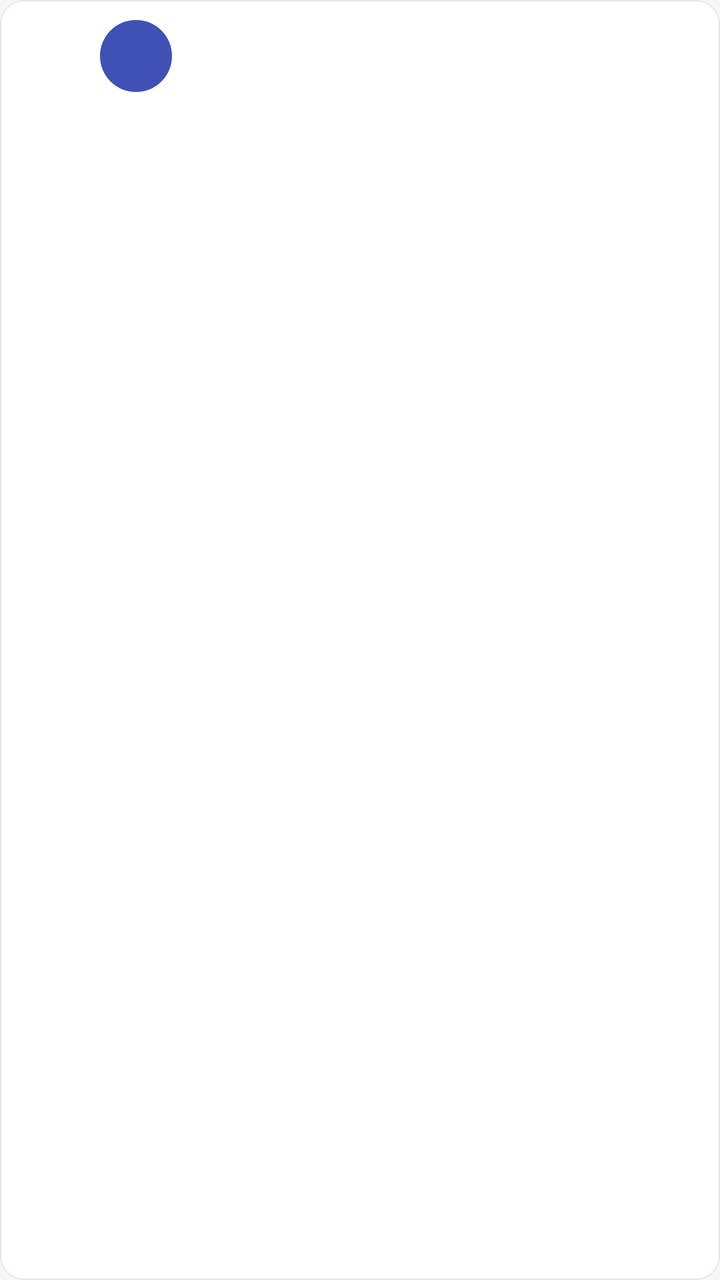
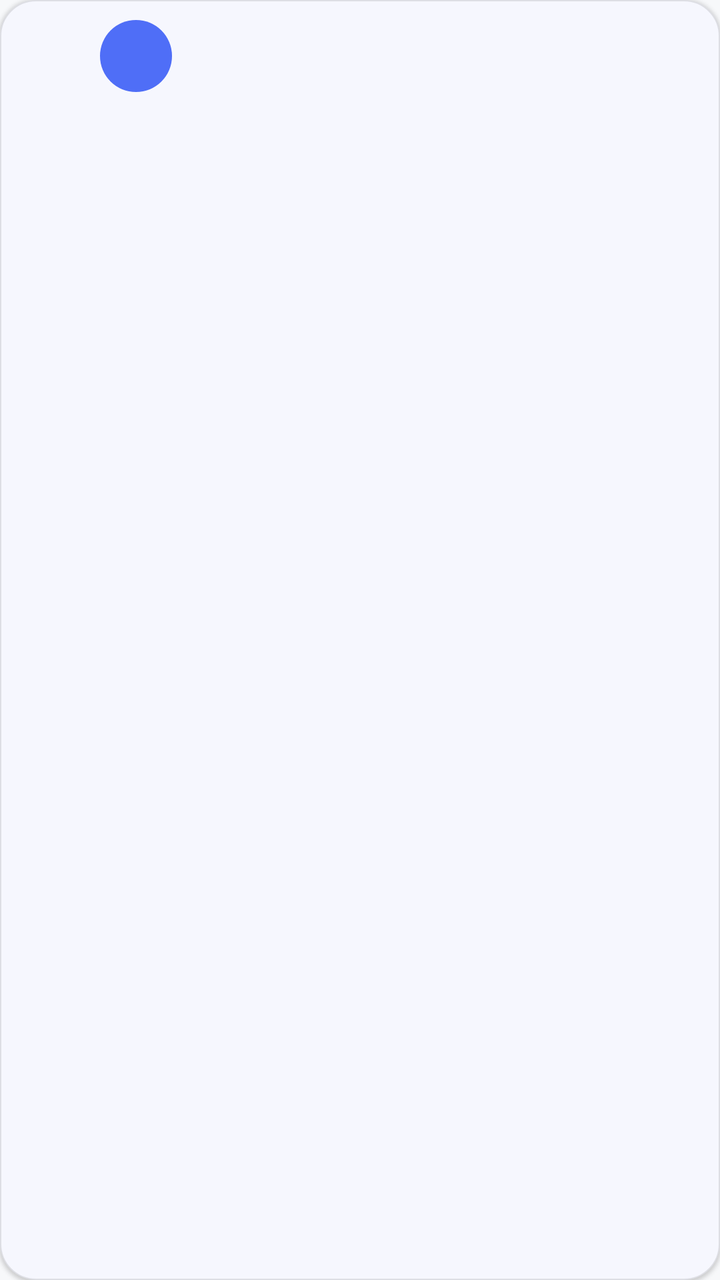

Compare the two renders of this Android layout. The source of the first and the diff that turns it into the second are given below.
<!-- AndroidManifest.xml: application theme Theme.Eve -->
<!-- res/layout/item_leaderboard.xml -->
<?xml version="1.0" encoding="utf-8"?>
<com.google.android.material.card.MaterialCardView xmlns:android="http://schemas.android.com/apk/res/android"
    xmlns:app="http://schemas.android.com/apk/res-auto"
    android:layout_width="match_parent"
    android:layout_height="wrap_content"
    android:layout_marginHorizontal="4dp"
    android:layout_marginVertical="4dp"
    app:cardCornerRadius="12dp"
    app:cardElevation="0dp"
    app:strokeColor="#1A000000"
    app:strokeWidth="0.5dp">

    <LinearLayout
        android:layout_width="match_parent"
        android:layout_height="wrap_content"
        android:gravity="center_vertical"
        android:orientation="horizontal"
        android:padding="10dp">

        <TextView
            android:id="@+id/tvRank"
            android:layout_width="34dp"
            android:layout_height="wrap_content"
            android:gravity="center"
            android:textSize="15sp"
            android:textStyle="bold" />

        <FrameLayout
            android:layout_width="36dp"
            android:layout_height="36dp"
            android:layout_marginStart="6dp"
            android:background="@drawable/bg_circle_primary">

            <TextView
                android:id="@+id/tvAvatarInitial"
                android:layout_width="wrap_content"
                android:layout_height="wrap_content"
                android:layout_gravity="center"
                android:textColor="@android:color/white"
                android:textSize="15sp"
                android:textStyle="bold" />
        </FrameLayout>

        <TextView
            android:id="@+id/tvName"
            android:layout_width="0dp"
            android:layout_height="wrap_content"
            android:layout_marginStart="12dp"
            android:layout_weight="1"
            android:ellipsize="end"
            android:maxLines="1"
            android:textColor="?attr/colorOnSurface"
            android:textSize="15sp" />

        <TextView
            android:id="@+id/tvScore"
            android:layout_width="wrap_content"
            android:layout_height="wrap_content"
            android:layout_marginStart="8dp"
            android:textColor="@color/eve_primary"
            android:textSize="15sp"
            android:textStyle="bold" />
    </LinearLayout>
</com.google.android.material.card.MaterialCardView>
<!-- resources referenced by this layout -->
<resources>
  <color name="eve_primary">#3F51B5</color>
  <!-- drawable bg_circle_primary (drawable) -->
  <shape xmlns:android="http://schemas.android.com/apk/res/android"
      android:shape="oval">
      <solid android:color="@color/eve_primary" />
  </shape>
  <style name="Theme.Eve" parent="Theme.Material3.Light.NoActionBar">
          <item name="colorPrimary">@color/eve_primary</item>
          <item name="colorOnPrimary">@android:color/white</item>
          <item name="colorSecondary">@color/eve_accent</item>
          <item name="colorSurface">@android:color/white</item>
          <item name="colorOnSurface">#1A1A1A</item>
          <item name="android:windowBackground">@color/eve_bg</item>
          <item name="android:statusBarColor">@color/eve_primary_dark</item>
      </style>
  <color name="eve_accent">#FF6D00</color>
  <color name="eve_bg">#F5F6FA</color>
  <color name="eve_primary_dark">#303F9F</color>
</resources>

<!-- the commit's change to res/layout/item_leaderboard.xml (unified diff, before → after) -->
@@ -1,12 +1,13 @@
 <?xml version="1.0" encoding="utf-8"?>
 <com.google.android.material.card.MaterialCardView xmlns:android="http://schemas.android.com/apk/res/android"
     xmlns:app="http://schemas.android.com/apk/res-auto"
+    style="@style/Widget.Eve.Card"
     android:layout_width="match_parent"
     android:layout_height="wrap_content"
     android:layout_marginHorizontal="4dp"
     android:layout_marginVertical="4dp"
-    app:cardCornerRadius="12dp"
-    app:cardElevation="0dp"
+    app:cardCornerRadius="18dp"
+    app:cardElevation="1dp"
     app:strokeColor="#1A000000"
     app:strokeWidth="0.5dp">
 
<!-- resource entries referenced after the edit -->
@@ -1,22 +1,43 @@
 <!-- resources referenced by this layout -->
 <resources>
-  <color name="eve_primary">#3F51B5</color>
+  <color name="eve_primary">#4F6EF7</color>
   <!-- drawable bg_circle_primary (drawable) -->
   <shape xmlns:android="http://schemas.android.com/apk/res/android"
       android:shape="oval">
       <solid android:color="@color/eve_primary" />
   </shape>
+  <style name="Widget.Eve.Card" parent="Widget.Material3.CardView.Elevated">
+          <item name="cardCornerRadius">18dp</item>
+          <item name="cardElevation">1dp</item>
+          <item name="strokeWidth">1dp</item>
+          <item name="strokeColor">@color/eve_stroke</item>
+          <item name="cardBackgroundColor">@color/eve_surface</item>
+      </style>
   <style name="Theme.Eve" parent="Theme.Material3.Light.NoActionBar">
           <item name="colorPrimary">@color/eve_primary</item>
           <item name="colorOnPrimary">@android:color/white</item>
           <item name="colorSecondary">@color/eve_accent</item>
-          <item name="colorSurface">@android:color/white</item>
-          <item name="colorOnSurface">#1A1A1A</item>
+          <item name="colorSurface">@color/eve_surface</item>
+          <item name="colorOnSurface">@color/eve_text</item>
           <item name="android:windowBackground">@color/eve_bg</item>
-          <item name="android:statusBarColor">@color/eve_primary_dark</item>
+          <item name="android:statusBarColor">@color/eve_bg</item>
+          <item name="android:navigationBarColor">@color/eve_bg</item>
+          <item name="android:windowLightStatusBar">true</item>
+          <item name="android:windowLightNavigationBar">true</item>
+          <item name="materialCardViewStyle">@style/Widget.Eve.Card</item>
+          <item name="materialButtonStyle">@style/Widget.Eve.Button</item>
       </style>
-  <color name="eve_accent">#FF6D00</color>
-  <color name="eve_bg">#F5F6FA</color>
-  <color name="eve_primary_dark">#303F9F</color>
+  <color name="eve_stroke">#E3E6EB</color>
+  <color name="eve_surface">#FFFFFF</color>
+  <color name="eve_accent">#4F6EF7</color>
+  <color name="eve_text">#17191C</color>
+  <color name="eve_bg">#F7F8FA</color>
+  <style name="Widget.Eve.Button" parent="Widget.Material3.Button">
+          <item name="android:minHeight">48dp</item>
+          <item name="android:textAllCaps">false</item>
+          <item name="cornerRadius">14dp</item>
+          <item name="android:insetTop">2dp</item>
+          <item name="android:insetBottom">2dp</item>
+      </style>
 </resources>
 
